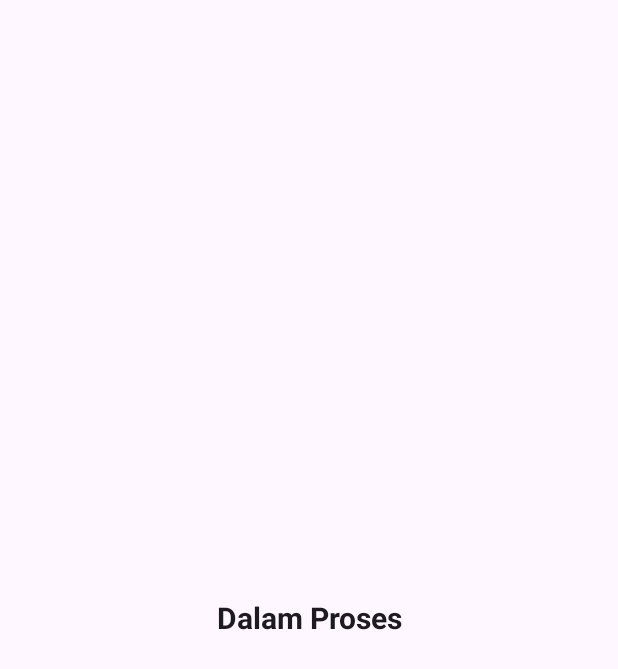
After one commit to fanggadewangga/Tangkis, an Android app built with Jetpack Compose: the composable InProgressScreen shown on its own in the app's theme, on a phone screen of 412 x 824 dp. The commit adds this screen. Shown: the top 669 px of the screen. Run offline under Robolectric (Android 15) with nearby library versions, the phone set to English and light mode, and no system bars; our stand-ins replace Dagger/Hilt's generated code; pictures from the network do not load.

Commit message:
add tab layout in ActivityScreen

```diff
--- a/app/build.gradle.kts
+++ b/app/build.gradle.kts
@@ -125,6 +125,8 @@ dependencies {
     // Icon
     implementation("androidx.compose.material:material-icons-extended:1.5.4")
 
+    //LiveData
+    implementation("androidx.compose.runtime:runtime-livedata:1.5.4")
 
     // Pager and Indicators - Accompanist
     implementation("com.google.accompanist:accompanist-pager:0.27.1")
--- a/app/src/main/java/com/college/tangkis/feature/activity/ActivityViewModel.kt
+++ b/app/src/main/java/com/college/tangkis/feature/activity/ActivityViewModel.kt
@@ -1,4 +1,35 @@
 package com.college.tangkis.feature.activity
 
-class ActivityViewModel {
+import androidx.compose.foundation.gestures.DraggableState
+import androidx.compose.runtime.mutableStateOf
+import androidx.lifecycle.LiveData
+import androidx.lifecycle.MutableLiveData
+import androidx.lifecycle.ViewModel
+import dagger.hilt.android.lifecycle.HiltViewModel
+import javax.inject.Inject
+
+@HiltViewModel
+class ActivityViewModel @Inject constructor() : ViewModel() {
+    private val _tabIndex: MutableLiveData<Int> = MutableLiveData(0)
+    val tabIndex: LiveData<Int> = _tabIndex
+    val tabs = listOf("Dalam Proses", "Riwayat")
+
+    var isSwipeToTheLeft: Boolean = false
+    private val draggableState = DraggableState { delta ->
+        isSwipeToTheLeft= delta > 0
+    }
+
+    private val _dragState = MutableLiveData<DraggableState>(draggableState)
+    val dragState: LiveData<DraggableState> = _dragState
+
+    fun updateTabIndexBasedOnSwipe() {
+        _tabIndex.value = when (isSwipeToTheLeft) {
+            true -> Math.floorMod(_tabIndex.value!!.plus(1), tabs.size)
+            false -> Math.floorMod(_tabIndex.value!!.minus(1), tabs.size)
+        }
+    }
+
+    fun updateTabIndex(i: Int) {
+        _tabIndex.value = i
+    }
 }
--- /dev/null
+++ b/app/src/main/java/com/college/tangkis/feature/activity/InProgressScreen.kt
@@ -0,0 +1,37 @@
+package com.college.tangkis.feature.activity
+
+import androidx.compose.foundation.gestures.Orientation
+import androidx.compose.foundation.gestures.draggable
+import androidx.compose.foundation.layout.Arrangement
+import androidx.compose.foundation.layout.Column
+import androidx.compose.foundation.layout.Row
+import androidx.compose.foundation.layout.fillMaxSize
+import androidx.compose.material3.Text
+import androidx.compose.runtime.Composable
+import androidx.compose.ui.Alignment
+import androidx.compose.ui.Modifier
+import androidx.compose.ui.text.font.FontWeight
+import androidx.compose.ui.text.style.TextAlign
+import androidx.compose.ui.unit.sp
+
+@Composable
+fun InProgressScreen(viewModel: ActivityViewModel) {
+    Column(modifier = Modifier.fillMaxSize().draggable(
+        state = viewModel.dragState.value!!,
+        orientation = Orientation.Horizontal,
+        onDragStarted = {  },
+        onDragStopped = {
+            viewModel.updateTabIndexBasedOnSwipe()
+        }),
+        horizontalAlignment = Alignment.CenterHorizontally,
+        verticalArrangement = Arrangement.Center) {
+        Row(modifier = Modifier.align(Alignment.CenterHorizontally)) {
+            Text(
+                text = "Dalam Proses",
+                textAlign = TextAlign.Center,
+                fontSize = 20.sp,
+                fontWeight = FontWeight.Bold
+            )
+        }
+    }
+}
```
Also changed, not shown: app/src/main/java/com/college/tangkis/feature/activity/ActivityScreen.kt (+44 -0 lines), app/src/main/java/com/college/tangkis/feature/activity/HistoryScreen.kt (added, +37 -0 lines).
